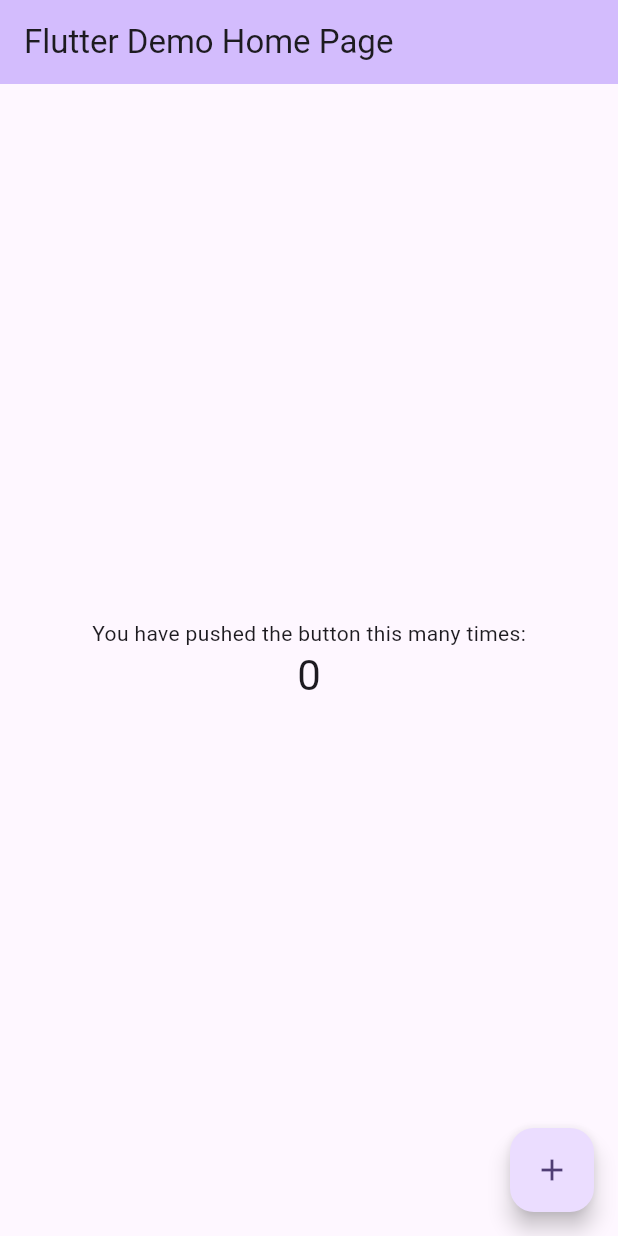
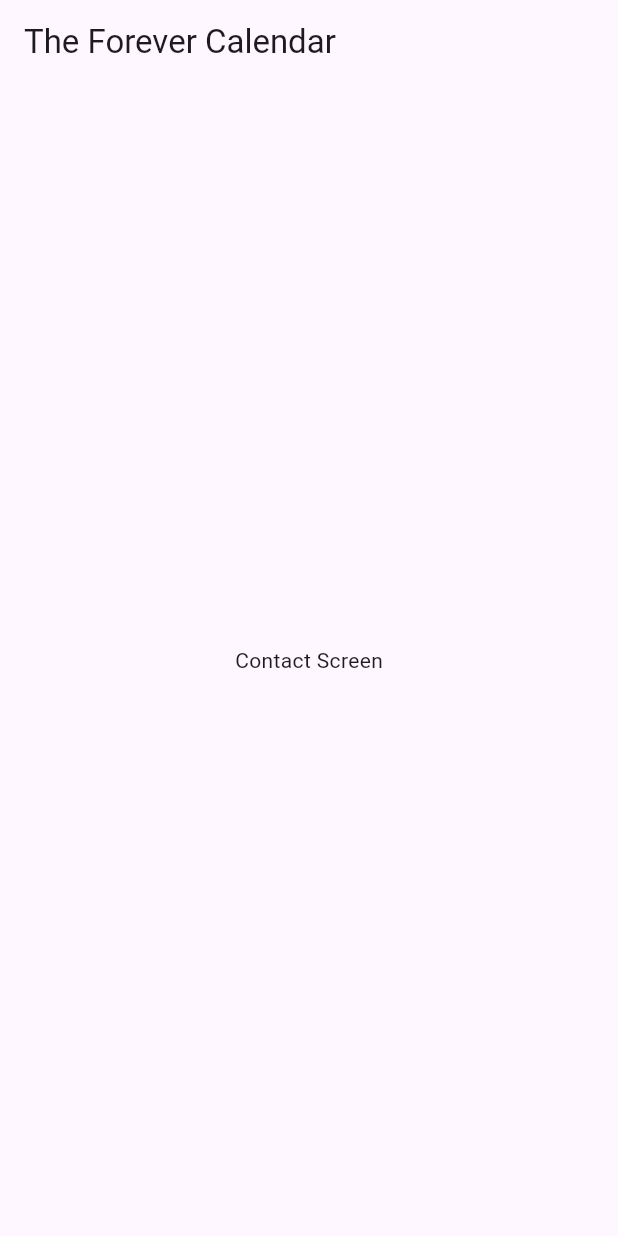
Before and after one commit to amadoug2g/forever-calendar, a Flutter app: the screen it shows after launch, on a phone screen of 412 x 824 dp. Run offline on Flutter 3.47's test engine with Material 3 defaults, Android fonts, the phone set to English and light mode, and no system bars.

```diff
--- a/lib/main.dart
+++ b/lib/main.dart
@@ -1,125 +1,27 @@
 import 'package:flutter/material.dart';
+import 'package:forever_calendar/src/features/home_screen.dart';
 
-void main() {
-  runApp(const MyApp());
-}
+void main() => runApp(const MyApp());
 
 class MyApp extends StatelessWidget {
   const MyApp({super.key});
 
-  // This widget is the root of your application.
   @override
   Widget build(BuildContext context) {
     return MaterialApp(
-      title: 'Flutter Demo',
+      title: 'The Forever Calendar',
       theme: ThemeData(
-        // This is the theme of your application.
-        //
-        // TRY THIS: Try running your application with "flutter run". You'll see
-        // the application has a blue toolbar. Then, without quitting the app,
-        // try changing the seedColor in the colorScheme below to Colors.green
-        // and then invoke "hot reload" (save your changes or press the "hot
-        // reload" button in a Flutter-supported IDE, or press "r" if you used
-        // the command line to start the app).
-        //
-        // Notice that the counter didn't reset back to zero; the application
-        // state is not lost during the reload. To reset the state, use hot
-        // restart instead.
-        //
-        // This works for code too, not just values: Most code changes can be
-        // tested with just a hot reload.
         colorScheme: ColorScheme.fromSeed(seedColor: Colors.deepPurple),
         useMaterial3: true,
       ),
-      home: const MyHomePage(title: 'Flutter Demo Home Page'),
+      home: Scaffold(
+        appBar: AppBar(
+          title: const Text("The Forever Calendar"),
+        ),
+        body: const Center(
+          child: HomeScreen(),
+        ),
+      ),
     );
   }
 }
-
-class MyHomePage extends StatefulWidget {
-  const MyHomePage({super.key, required this.title});
-
-  // This widget is the home page of your application. It is stateful, meaning
-  // that it has a State object (defined below) that contains fields that affect
-  // how it looks.
-
-  // This class is the configuration for the state. It holds the values (in this
-  // case the title) provided by the parent (in this case the App widget) and
-  // used by the build method of the State. Fields in a Widget subclass are
-  // always marked "final".
-
-  final String title;
-
-  @override
-  State<MyHomePage> createState() => _MyHomePageState();
-}
-
-class _MyHomePageState extends State<MyHomePage> {
-  int _counter = 0;
-
-  void _incrementCounter() {
-    setState(() {
-      // This call to setState tells the Flutter framework that something has
-      // changed in this State, which causes it to rerun the build method below
-      // so that the display can reflect the updated values. If we changed
-      // _counter without calling setState(), then the build method would not be
-      // called again, and so nothing would appear to happen.
-      _counter++;
-    });
-  }
-
-  @override
-  Widget build(BuildContext context) {
-    // This method is rerun every time setState is called, for instance as done
-    // by the _incrementCounter method above.
-    //
-    // The Flutter framework has been optimized to make rerunning build methods
-    // fast, so that you can just rebuild anything that needs updating rather
-    // than having to individually change instances of widgets.
-    return Scaffold(
-      appBar: AppBar(
-        // TRY THIS: Try changing the color here to a specific color (to
-        // Colors.amber, perhaps?) and trigger a hot reload to see the AppBar
-        // change color while the other colors stay the same.
-        backgroundColor: Theme.of(context).colorScheme.inversePrimary,
-        // Here we take the value from the MyHomePage object that was created by
-        // the App.build method, and use it to set our appbar title.
-        title: Text(widget.title),
-      ),
-      body: Center(
-        // Center is a layout widget. It takes a single child and positions it
-        // in the middle of the parent.
-        child: Column(
-          // Column is also a layout widget. It takes a list of children and
-          // arranges them vertically. By default, it sizes itself to fit its
-          // children horizontally, and tries to be as tall as its parent.
-          //
-          // Column has various properties to control how it sizes itself and
-          // how it positions its children. Here we use mainAxisAlignment to
-          // center the children vertically; the main axis here is the vertical
-          // axis because Columns are vertical (the cross axis would be
-          // horizontal).
-          //
-          // TRY THIS: Invoke "debug painting" (choose the "Toggle Debug Paint"
-          // action in the IDE, or press "p" in the console), to see the
-          // wireframe for each widget.
-          mainAxisAlignment: MainAxisAlignment.center,
-          children: <Widget>[
-            const Text(
-              'You have pushed the button this many times:',
-            ),
-            Text(
-              '$_counter',
-              style: Theme.of(context).textTheme.headlineMedium,
-            ),
-          ],
-        ),
-      ),
-      floatingActionButton: FloatingActionButton(
-        onPressed: _incrementCounter,
-        tooltip: 'Increment',
-        child: const Icon(Icons.add),
-      ), // This trailing comma makes auto-formatting nicer for build methods.
-    );
-  }
-}
--- /dev/null
+++ b/lib/src/features/contact/presentation/contact_screen.dart
@@ -0,0 +1,10 @@
+import 'package:flutter/cupertino.dart';
+
+class ContactScreen extends StatelessWidget {
+  const ContactScreen({super.key});
+
+  @override
+  Widget build(BuildContext context) {
+    return const Center(child: Text("Contact Screen"));
+  }
+}
--- /dev/null
+++ b/lib/src/features/event/presentation/event_screen.dart
@@ -0,0 +1,10 @@
+import 'package:flutter/cupertino.dart';
+
+class EventScreen extends StatelessWidget {
+  const EventScreen({super.key});
+
+  @override
+  Widget build(BuildContext context) {
+    return const Center(child: Text("Event Screen"));
+  }
+}
--- /dev/null
+++ b/lib/src/features/home_screen.dart
@@ -0,0 +1,21 @@
+import 'package:flutter/cupertino.dart';
+import 'package:forever_calendar/src/features/contact/presentation/contact_screen.dart';
+import 'package:forever_calendar/src/features/event/presentation/event_screen.dart';
+
+class HomeScreen extends StatefulWidget {
+  const HomeScreen({super.key});
+
+  @override
+  State<HomeScreen> createState() => _HomeScreenState();
+}
+
+class _HomeScreenState extends State<HomeScreen> {
+  bool isEventView = false;
+
+  @override
+  Widget build(BuildContext context) {
+    return Center(
+      child: isEventView ? const EventScreen() : const ContactScreen(),
+    );
+  }
+}
```
Also changed, not shown: 3 other files.
